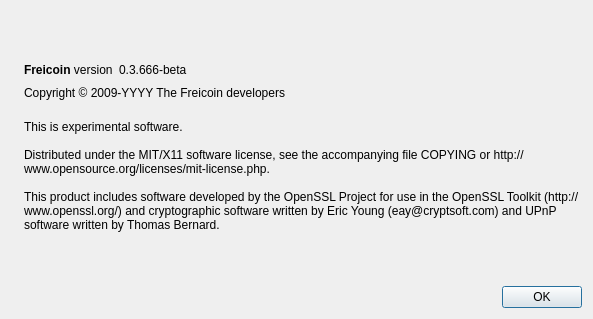
Qt form src/qt/forms/aboutdialog.ui (optimacoin/optimacoin) before a commit.
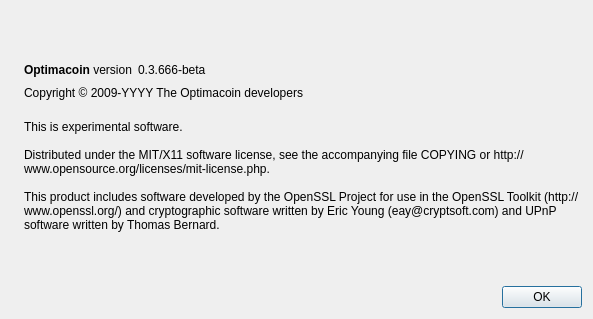
The same form after that commit. Icons and pictures are not drawn.

```diff
--- a/src/qt/forms/aboutdialog.ui
+++ b/src/qt/forms/aboutdialog.ui
@@ -50,7 +50,7 @@
           <cursorShape>IBeamCursor</cursorShape>
          </property>
          <property name="text">
-          <string>&lt;b&gt;Freicoin&lt;/b&gt; version</string>
+          <string>&lt;b&gt;Optimacoin&lt;/b&gt; version</string>
          </property>
          <property name="textInteractionFlags">
           <set>Qt::LinksAccessibleByMouse|Qt::TextSelectableByKeyboard|Qt::TextSelectableByMouse</set>
@@ -91,7 +91,7 @@
         <cursorShape>IBeamCursor</cursorShape>
        </property>
        <property name="text">
-        <string notr="true">Copyright &amp;copy; 2009-YYYY The Freicoin developers</string>
+        <string notr="true">Copyright &amp;copy; 2009-YYYY The Optimacoin developers</string>
        </property>
        <property name="textFormat">
         <enum>Qt::RichText</enum>
```
Left out of the diff: 2 changed lines with no effect on the pictures.
